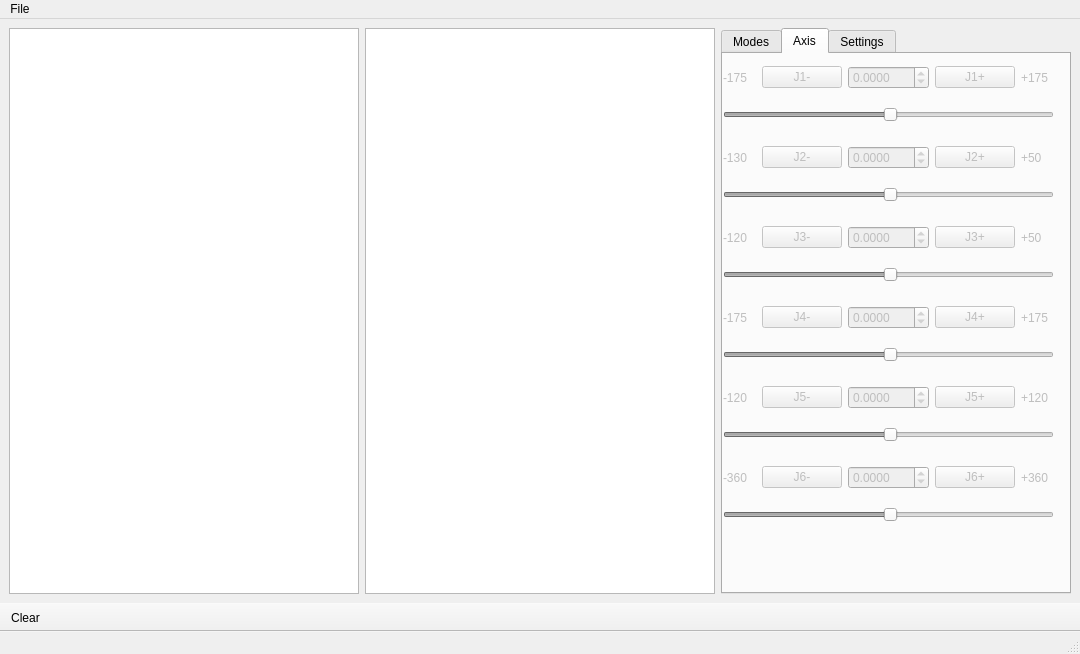
Qt form main.ui (kukuruuza/ruuz) before a commit.
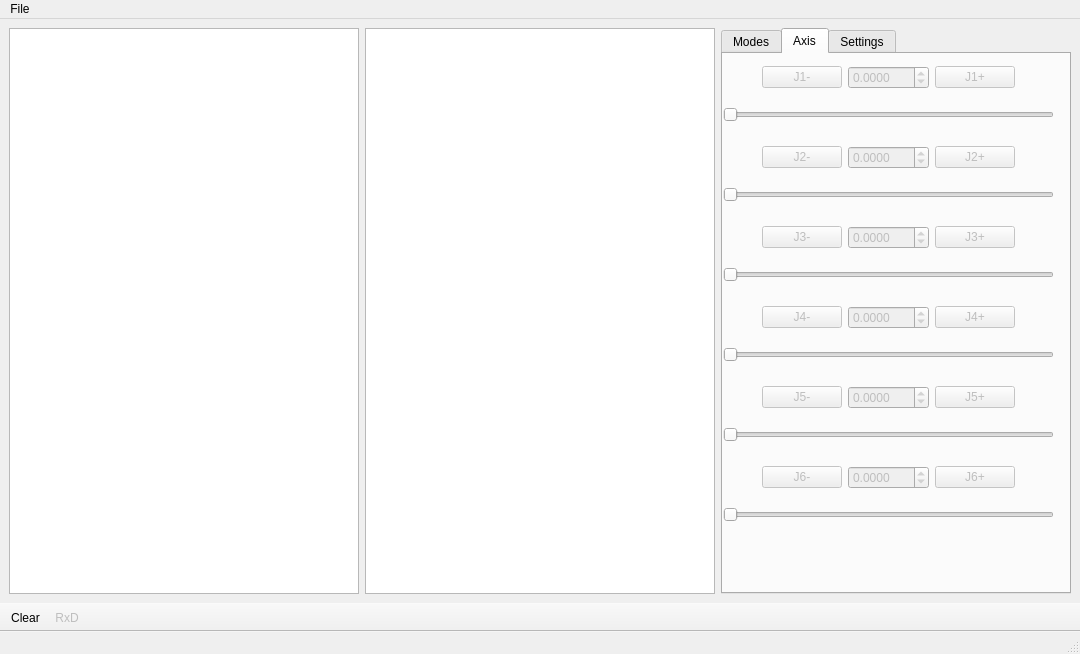
The same form after that commit. The open tabs and pages were chosen to show the change. Icons and pictures are not drawn.

Diff of the .ui file:
```diff
--- a/main.ui
+++ b/main.ui
@@ -336,24 +336,13 @@
           </widget>
          </item>
          <item row="0" column="0">
-          <widget class="QLabel" name="label">
-           <property name="text">
-            <string>-175</string>
-           </property>
-          </widget>
+          <widget class="QLabel" name="J1min"/>
          </item>
          <item row="0" column="4">
-          <widget class="QLabel" name="label_2">
-           <property name="text">
-            <string>+175</string>
-           </property>
-          </widget>
+          <widget class="QLabel" name="J1max"/>
          </item>
          <item row="1" column="0" colspan="5">
           <widget class="QSlider" name="SliderJ1">
-           <property name="value">
-            <number>50</number>
-           </property>
            <property name="orientation">
             <enum>Qt::Horizontal</enum>
            </property>
@@ -399,24 +388,13 @@
           </widget>
          </item>
          <item row="0" column="0">
-          <widget class="QLabel" name="label_3">
-           <property name="text">
-            <string>-130</string>
-           </property>
-          </widget>
+          <widget class="QLabel" name="J2min"/>
          </item>
          <item row="0" column="4">
-          <widget class="QLabel" name="label_4">
-           <property name="text">
-            <string>+50</string>
-           </property>
-          </widget>
+          <widget class="QLabel" name="J2max"/>
          </item>
          <item row="1" column="0" colspan="5">
           <widget class="QSlider" name="SliderJ2">
-           <property name="value">
-            <number>50</number>
-           </property>
            <property name="orientation">
             <enum>Qt::Horizontal</enum>
            </property>
@@ -462,24 +440,13 @@
           </widget>
          </item>
          <item row="0" column="0">
-          <widget class="QLabel" name="label_5">
-           <property name="text">
-            <string>-120</string>
-           </property>
-          </widget>
+          <widget class="QLabel" name="J3min"/>
          </item>
          <item row="0" column="4">
-          <widget class="QLabel" name="label_6">
-           <property name="text">
-            <string>+50</string>
-           </property>
-          </widget>
+          <widget class="QLabel" name="J3max"/>
          </item>
          <item row="1" column="0" colspan="5">
           <widget class="QSlider" name="SliderJ3">
-           <property name="value">
-            <number>50</number>
-           </property>
            <property name="orientation">
             <enum>Qt::Horizontal</enum>
            </property>
@@ -525,24 +492,13 @@
           </widget>
          </item>
          <item row="0" column="0">
-          <widget class="QLabel" name="label_7">
-           <property name="text">
-            <string>-175</string>
-           </property>
-          </widget>
+          <widget class="QLabel" name="J4min"/>
          </item>
          <item row="0" column="4">
-          <widget class="QLabel" name="label_9">
-           <property name="text">
-            <string>+175</string>
-           </property>
-          </widget>
+          <widget class="QLabel" name="J4max"/>
          </item>
          <item row="1" column="0" colspan="5">
           <widget class="QSlider" name="SliderJ4">
-           <property name="value">
-            <number>50</number>
-           </property>
            <property name="orientation">
             <enum>Qt::Horizontal</enum>
            </property>
@@ -588,24 +544,13 @@
           </widget>
          </item>
          <item row="0" column="0">
-          <widget class="QLabel" name="label_11">
-           <property name="text">
-            <string>-120</string>
-           </property>
-          </widget>
+          <widget class="QLabel" name="J5min"/>
          </item>
          <item row="0" column="4">
-          <widget class="QLabel" name="label_12">
-           <property name="text">
-            <string>+120</string>
-           </property>
-          </widget>
+          <widget class="QLabel" name="J5max"/>
          </item>
          <item row="1" column="0" colspan="5">
           <widget class="QSlider" name="SliderJ5">
-           <property name="value">
-            <number>50</number>
-           </property>
            <property name="orientation">
             <enum>Qt::Horizontal</enum>
            </property>
@@ -651,24 +596,13 @@
           </widget>
          </item>
          <item row="0" column="0">
-          <widget class="QLabel" name="label_13">
-           <property name="text">
-            <string>-360</string>
-           </property>
-          </widget>
+          <widget class="QLabel" name="J6min"/>
          </item>
          <item row="0" column="4">
-          <widget class="QLabel" name="label_14">
-           <property name="text">
-            <string>+360</string>
-           </property>
-          </widget>
+          <widget class="QLabel" name="J6max"/>
          </item>
          <item row="1" column="0" colspan="5">
           <widget class="QSlider" name="SliderJ6">
-           <property name="value">
-            <number>50</number>
-           </property>
            <property name="orientation">
             <enum>Qt::Horizontal</enum>
            </property>
@@ -884,6 +818,9 @@
   </widget>
   <widget class="QStatusBar" name="statusbar"/>
   <widget class="QToolBar" name="toolBar">
+   <property name="enabled">
+    <bool>true</bool>
+   </property>
    <property name="windowTitle">
     <string>toolBar</string>
    </property>
@@ -897,6 +834,7 @@
     <bool>false</bool>
    </attribute>
    <addaction name="actionClear_2"/>
+   <addaction name="actionRxD"/>
   </widget>
   <action name="actionExit">
    <property name="text">
@@ -913,6 +851,17 @@
     <string>Clear</string>
    </property>
   </action>
+  <action name="actionRxD">
+   <property name="enabled">
+    <bool>false</bool>
+   </property>
+   <property name="text">
+    <string>RxD</string>
+   </property>
+   <property name="visible">
+    <bool>false</bool>
+   </property>
+  </action>
  </widget>
  <resources/>
  <connections/>
```
Left out of the diff: 62 changed lines with no effect on the pictures.
